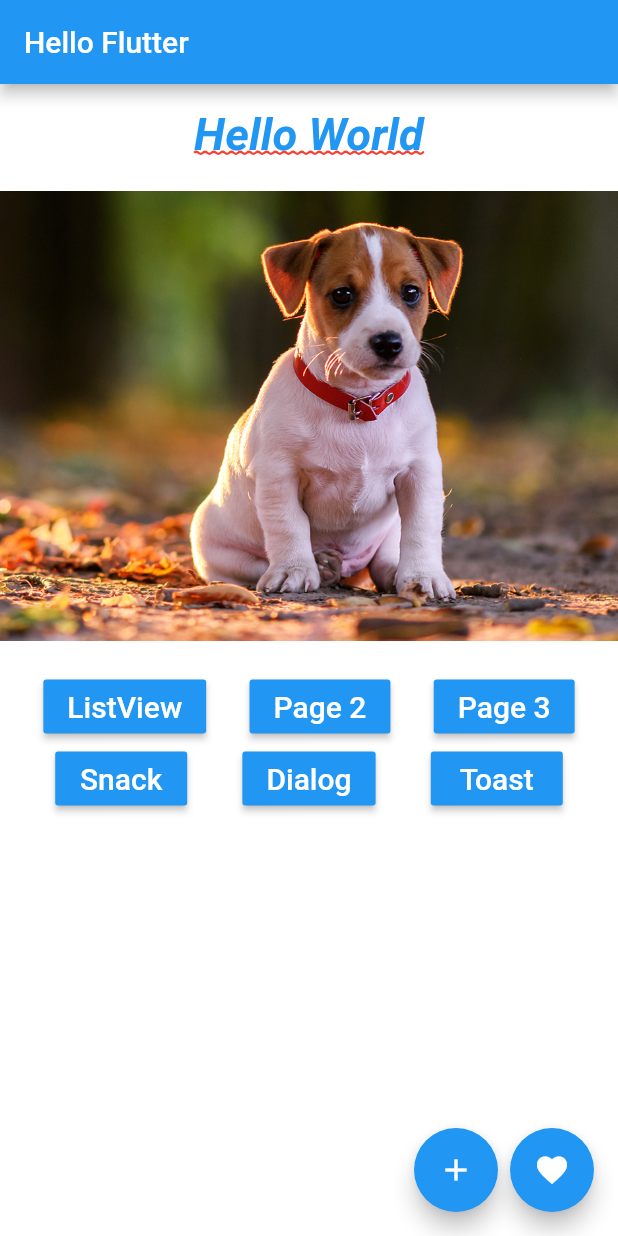
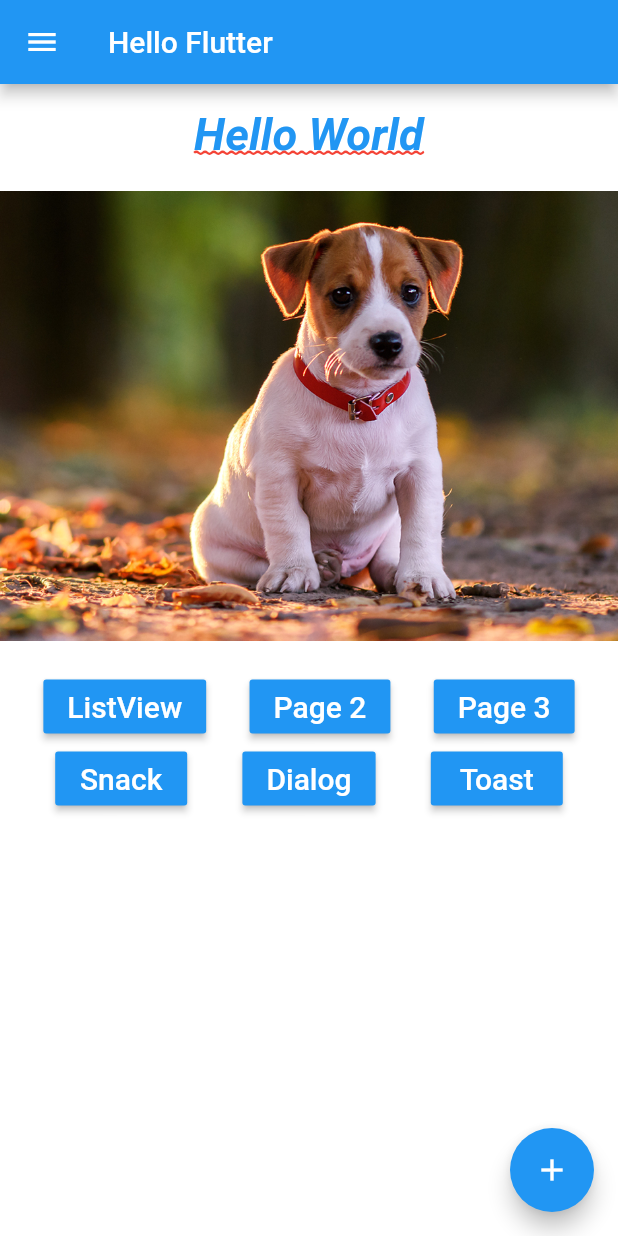
Before and after one commit to tharlesamaro/flutter-estudo-basico-sobre-layout, a Flutter app: the screen it shows after launch, on a phone screen of 412 x 824 dp. Run offline on Flutter 3.47's test engine with Material 2 defaults, Android fonts, the phone set to English and light mode, and no system bars; our stand-ins replace fluttertoast.

```diff
--- a/lib/home_page.dart
+++ b/lib/home_page.dart
@@ -18,25 +18,14 @@ class HomePage extends StatelessWidget {
         ),
       ),
       body: _body(context),
-      floatingActionButton: Row(
-        mainAxisAlignment: MainAxisAlignment.end,
-        children: <Widget>[
-          FloatingActionButton(
-            child: Icon(Icons.add),
-            onPressed: () {
-              _onclickFab();
-            },
-          ),
-          SizedBox(
-            width: 8,
-          ),
-          FloatingActionButton(
-            child: Icon(Icons.favorite),
-            onPressed: () {
-              _onclickFab();
-            },
-          ),
-        ],
+      floatingActionButton: FloatingActionButton(
+        child: Icon(Icons.add),
+        onPressed: () {
+          _onclickFab();
+        },
+      ),
+      drawer: Drawer(
+
       ),
     );
   }
```
